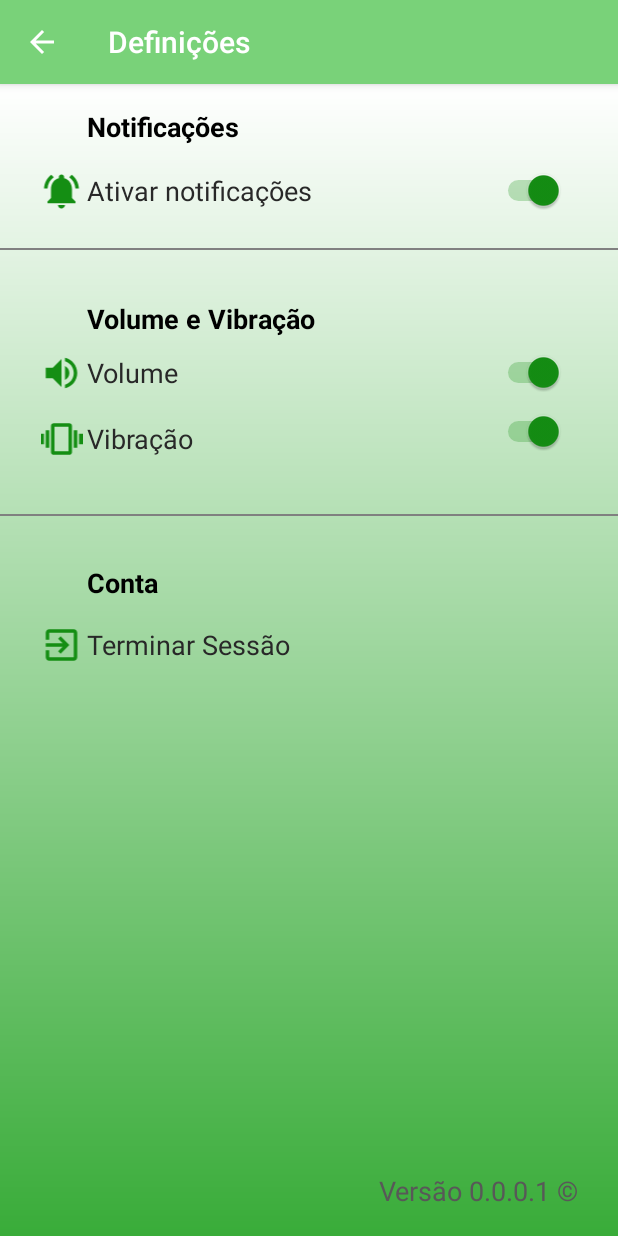
After one commit to alexsn98/GoGreen, an Android app: the SettingsActivity screen opened directly, with no data from a screen before it, on a phone screen of 412 x 824 dp. The commit adds this screen. Run offline under Robolectric (Android 15) with nearby library versions, the phone set to English and light mode, and no system bars.

Commit message:
settings done

```diff
--- a/app/build.gradle
+++ b/app/build.gradle
@@ -25,6 +25,7 @@ dependencies {
     implementation 'androidx.appcompat:appcompat:1.1.0'
     implementation 'com.google.android.gms:play-services-maps:17.0.0'
     implementation 'androidx.legacy:legacy-support-v4:1.0.0'
+    implementation 'androidx.preference:preference:1.1.0'
     testImplementation 'junit:junit:4.12'
     androidTestImplementation 'androidx.test:runner:1.2.0'
     androidTestImplementation 'androidx.test.espresso:espresso-core:3.2.0'
--- a/app/src/main/java/com/example/gogreen/AvatarActivity.java
+++ b/app/src/main/java/com/example/gogreen/AvatarActivity.java
@@ -46,4 +46,11 @@ public class AvatarActivity extends AppCompatActivity {
         Intent intent = new Intent(this, ValidGreenActivity.class);
         startActivity(intent);
     }
+
+    public void changeToSettings(View view) {
+        Intent intent = new Intent(this, SettingsActivity.class);
+
+        startActivity(intent);
+    }
+
 }
--- /dev/null
+++ b/app/src/main/java/com/example/gogreen/SettingsActivity.java
@@ -0,0 +1,14 @@
+package com.example.gogreen;
+
+import androidx.appcompat.app.AppCompatActivity;
+
+import android.os.Bundle;
+
+public class SettingsActivity extends AppCompatActivity {
+
+    @Override
+    protected void onCreate(Bundle savedInstanceState) {
+        super.onCreate(savedInstanceState);
+        setContentView(R.layout.activity_settings);
+    }
+}
--- /dev/null
+++ b/app/src/main/res/drawable/exit.xml
@@ -0,0 +1,5 @@
+<vector android:height="24dp" android:tint="#148E13"
+    android:viewportHeight="24.0" android:viewportWidth="24.0"
+    android:width="24dp" xmlns:android="http://schemas.android.com/apk/res/android">
+    <path android:fillColor="#FF000000" android:pathData="M10.09,15.59L11.5,17l5,-5 -5,-5 -1.41,1.41L12.67,11H3v2h9.67l-2.58,2.59zM19,3H5c-1.11,0 -2,0.9 -2,2v4h2V5h14v14H5v-4H3v4c0,1.1 0.89,2 2,2h14c1.1,0 2,-0.9 2,-2V5c0,-1.1 -0.9,-2 -2,-2z"/>
+</vector>
--- /dev/null
+++ b/app/src/main/res/drawable/ic_vibration_black_24dp.xml
@@ -0,0 +1,5 @@
+<vector android:height="24dp" android:tint="#148E13"
+    android:viewportHeight="24.0" android:viewportWidth="24.0"
+    android:width="24dp" xmlns:android="http://schemas.android.com/apk/res/android">
+    <path android:fillColor="#FF000000" android:pathData="M0,15h2L2,9L0,9v6zM3,17h2L5,7L3,7v10zM22,9v6h2L24,9h-2zM19,17h2L21,7h-2v10zM16.5,3h-9C6.67,3 6,3.67 6,4.5v15c0,0.83 0.67,1.5 1.5,1.5h9c0.83,0 1.5,-0.67 1.5,-1.5v-15c0,-0.83 -0.67,-1.5 -1.5,-1.5zM16,19L8,19L8,5h8v14z"/>
+</vector>
--- /dev/null
+++ b/app/src/main/res/drawable/notifications.xml
@@ -0,0 +1,5 @@
+<vector android:height="24dp" android:tint="#148E13"
+    android:viewportHeight="24.0" android:viewportWidth="24.0"
+    android:width="24dp" xmlns:android="http://schemas.android.com/apk/res/android">
+    <path android:fillColor="#FF000000" android:pathData="M7.58,4.08L6.15,2.65C3.75,4.48 2.17,7.3 2.03,10.5h2c0.15,-2.65 1.51,-4.97 3.55,-6.42zM19.97,10.5h2c-0.15,-3.2 -1.73,-6.02 -4.12,-7.85l-1.42,1.43c2.02,1.45 3.39,3.77 3.54,6.42zM18,11c0,-3.07 -1.64,-5.64 -4.5,-6.32L13.5,4c0,-0.83 -0.67,-1.5 -1.5,-1.5s-1.5,0.67 -1.5,1.5v0.68C7.63,5.36 6,7.92 6,11v5l-2,2v1h16v-1l-2,-2v-5zM12,22c0.14,0 0.27,-0.01 0.4,-0.04 0.65,-0.14 1.18,-0.58 1.44,-1.18 0.1,-0.24 0.15,-0.5 0.15,-0.78h-4c0.01,1.1 0.9,2 2.01,2z"/>
+</vector>
--- /dev/null
+++ b/app/src/main/res/drawable/volume.xml
@@ -0,0 +1,5 @@
+<vector android:height="24dp" android:tint="#148E13"
+    android:viewportHeight="24.0" android:viewportWidth="24.0"
+    android:width="24dp" xmlns:android="http://schemas.android.com/apk/res/android">
+    <path android:fillColor="#FF000000" android:pathData="M3,9v6h4l5,5L12,4L7,9L3,9zM16.5,12c0,-1.77 -1.02,-3.29 -2.5,-4.03v8.05c1.48,-0.73 2.5,-2.25 2.5,-4.02zM14,3.23v2.06c2.89,0.86 5,3.54 5,6.71s-2.11,5.85 -5,6.71v2.06c4.01,-0.91 7,-4.49 7,-8.77s-2.99,-7.86 -7,-8.77z"/>
+</vector>
--- /dev/null
+++ b/app/src/main/res/layout/activity_settings.xml
@@ -0,0 +1,227 @@
+<?xml version="1.0" encoding="utf-8"?>
+<androidx.constraintlayout.widget.ConstraintLayout xmlns:android="http://schemas.android.com/apk/res/android"
+    xmlns:app="http://schemas.android.com/apk/res-auto"
+    xmlns:tools="http://schemas.android.com/tools"
+    android:layout_width="wrap_content"
+    android:layout_height="match_parent"
+    android:background="@drawable/background_faded"
+    tools:context=".SettingsActivity">
+
+    <TextView
+        android:id="@+id/textView18"
+        android:layout_width="wrap_content"
+        android:layout_height="28dp"
+        android:layout_marginStart="56dp"
+        android:layout_marginTop="32dp"
+        android:gravity="center_vertical"
+        android:paddingLeft="2dp"
+        android:paddingRight="2dp"
+        android:text="Volume e Vibração"
+        android:textColor="#000000"
+        android:textSize="18sp"
+        android:textStyle="bold"
+        app:layout_constraintStart_toStartOf="parent"
+        app:layout_constraintTop_toBottomOf="@+id/view2" />
+
+    <TextView
+        android:id="@+id/textView19"
+        android:layout_width="wrap_content"
+        android:layout_height="28dp"
+        android:layout_marginStart="56dp"
+        android:layout_marginTop="16dp"
+        android:gravity="center_vertical"
+        android:paddingLeft="2dp"
+        android:paddingRight="2dp"
+        android:text="Vibração"
+        android:textColor="#282828"
+        android:textSize="18sp"
+        app:layout_constraintStart_toStartOf="parent"
+        app:layout_constraintTop_toBottomOf="@+id/textView20" />
+
+    <View
+        android:id="@+id/view"
+        android:layout_width="wrap_content"
+        android:layout_height="1dp"
+        android:layout_gravity="center"
+        android:layout_marginTop="36dp"
+        android:background="#808080"
+        app:layout_constraintEnd_toEndOf="parent"
+        app:layout_constraintHorizontal_bias="0.0"
+        app:layout_constraintStart_toStartOf="parent"
+        app:layout_constraintTop_toBottomOf="@+id/textView19" />
+
+    <TextView
+        android:id="@+id/textView15"
+        android:layout_width="wrap_content"
+        android:layout_height="29dp"
+        android:layout_marginStart="56dp"
+        android:layout_marginTop="16dp"
+        android:paddingLeft="2dp"
+        android:paddingRight="2dp"
+        android:text="Notificações"
+        android:textColor="#000000"
+        android:textSize="18sp"
+        android:textStyle="bold"
+        app:layout_constraintStart_toStartOf="parent"
+        app:layout_constraintTop_toTopOf="parent" />
+
+    <TextView
+        android:id="@+id/textView21"
+        android:layout_width="wrap_content"
+        android:layout_height="24dp"
+        android:layout_marginStart="56dp"
+        android:layout_marginTop="32dp"
+        android:gravity="center_vertical"
+        android:paddingLeft="2dp"
+        android:paddingRight="2dp"
+        android:text="Conta"
+        android:textColor="#000000"
+        android:textSize="18sp"
+        android:textStyle="bold"
+        app:layout_constraintStart_toStartOf="parent"
+        app:layout_constraintTop_toBottomOf="@+id/view" />
+
+    <View
+        android:id="@+id/view2"
+        android:layout_width="wrap_content"
+        android:layout_height="1dp"
+        android:layout_gravity="center"
+        android:layout_marginTop="24dp"
+        android:background="#808080"
+        app:layout_constraintEnd_toEndOf="parent"
+        app:layout_constraintHorizontal_bias="0.0"
+        app:layout_constraintStart_toStartOf="parent"
+        app:layout_constraintTop_toBottomOf="@+id/textView17" />
+
+    <Switch
+        android:id="@+id/switch1"
+        android:layout_width="53dp"
+        android:layout_height="25dp"
+        android:layout_marginTop="12dp"
+        android:layout_marginEnd="36dp"
+        android:checked="true"
+        android:theme="@style/SwitchTheme"
+        app:layout_constraintEnd_toEndOf="parent"
+        app:layout_constraintTop_toBottomOf="@+id/textView15" />
+
+    <TextView
+        android:id="@+id/textView17"
+        android:layout_width="wrap_content"
+        android:layout_height="28dp"
+        android:layout_marginStart="56dp"
+        android:layout_marginTop="12dp"
+        android:gravity="center_vertical"
+        android:paddingLeft="2dp"
+        android:paddingRight="2dp"
+        android:text="Ativar notificações"
+        android:textColor="#282828"
+        android:textSize="18sp"
+        app:layout_constraintStart_toStartOf="parent"
+        app:layout_constraintTop_toBottomOf="@+id/textView15" />
+
+    <Switch
+        android:id="@+id/switch3"
+        android:layout_width="55dp"
+        android:layout_height="26dp"
+        android:layout_marginTop="12dp"
+        android:layout_marginEnd="36dp"
+        android:checked="true"
+        android:theme="@style/SwitchTheme"
+        app:layout_constraintEnd_toEndOf="parent"
+        app:layout_constraintTop_toBottomOf="@+id/switch4" />
+
+    <Switch
+        android:id="@+id/switch4"
+        android:layout_width="55dp"
+        android:layout_height="24dp"
+        android:layout_marginTop="8dp"
+        android:layout_marginEnd="36dp"
+        android:checked="true"
+        android:theme="@style/SwitchTheme"
+        app:layout_constraintEnd_toEndOf="parent"
+        app:layout_constraintTop_toBottomOf="@+id/textView18" />
+
+    <TextView
+        android:id="@+id/textView20"
+        android:layout_width="wrap_content"
+        android:layout_height="28dp"
+        android:layout_marginStart="56dp"
+        android:layout_marginTop="8dp"
+        android:gravity="center_vertical"
+        android:paddingLeft="2dp"
+        android:paddingRight="2dp"
+        android:text="Volume"
+        android:textColor="#282828"
+        android:textSize="18sp"
+        app:layout_constraintStart_toStartOf="parent"
+        app:layout_constraintTop_toBottomOf="@+id/textView18" />
+
+    <TextView
+        android:id="@+id/textView22"
+        android:layout_width="wrap_content"
+        android:layout_height="28dp"
+        android:layout_marginStart="56dp"
+        android:layout_marginTop="16dp"
+        android:gravity="center_vertical"
+        android:paddingLeft="2dp"
+        android:paddingRight="2dp"
+        android:text="Terminar Sessão"
+        android:textColor="#282828"
+        android:textSize="18sp"
+        app:layout_constraintStart_toStartOf="parent"
+        app:layout_constraintTop_toBottomOf="@+id/textView21" />
+
+    <TextView
+        android:id="@+id/textView24"
+        android:layout_width="wrap_content"
+        android:layout_height="28dp"
+        android:layout_marginStart="272dp"
+        android:layout_marginEnd="45dp"
+        android:layout_marginBottom="16dp"
+        android:gravity="center_vertical"
+        android:paddingLeft="2dp"
+        android:paddingRight="2dp"
+        android:text="Versão 0.0.0.1 ©"
+        android:textColor="#585858"
+        android:textSize="18sp"
+        app:layout_constraintBottom_toBottomOf="parent"
+        app:layout_constraintEnd_toEndOf="parent"
+        app:layout_constraintStart_toStartOf="parent" />
+
+    <ImageView
+        android:id="@+id/imageView17"
+        android:layout_width="30dp"
+        android:layout_height="28dp"
+        android:layout_marginTop="8dp"
+        app:layout_constraintEnd_toStartOf="@+id/textView20"
+        app:layout_constraintTop_toBottomOf="@+id/textView18"
+        app:srcCompat="@drawable/volume" />
+
+    <ImageView
+        android:id="@+id/imageView18"
+        android:layout_width="30dp"
+        android:layout_height="28dp"
+        android:layout_marginTop="16dp"
+        app:layout_constraintEnd_toStartOf="@+id/textView19"
+        app:layout_constraintTop_toBottomOf="@+id/imageView17"
+        app:srcCompat="@drawable/ic_vibration_black_24dp" />
+
+    <ImageView
+        android:id="@+id/imageView19"
+        android:layout_width="30dp"
+        android:layout_height="28dp"
+        android:layout_marginTop="12dp"
+        app:layout_constraintEnd_toStartOf="@+id/textView17"
+        app:layout_constraintTop_toBottomOf="@+id/textView15"
+        app:srcCompat="@drawable/notifications" />
+
+    <ImageView
+        android:id="@+id/imageView20"
+        android:layout_width="30dp"
+        android:layout_height="28dp"
+        android:layout_marginTop="16dp"
+        app:layout_constraintEnd_toStartOf="@+id/textView22"
+        app:layout_constraintTop_toBottomOf="@+id/textView21"
+        app:srcCompat="@drawable/exit" />
+
+</androidx.constraintlayout.widget.ConstraintLayout>
--- a/app/src/main/res/layout/fragment_avatar_buttons.xml
+++ b/app/src/main/res/layout/fragment_avatar_buttons.xml
@@ -56,6 +56,7 @@
         android:layout_height="87dp"
         android:layout_marginTop="57dp"
         android:background="@color/transparentBackground"
+        android:onClick="changeToSettings"
         android:scaleType="fitCenter"
         android:src="@drawable/settings_icon"
         android:text="Button"
--- /dev/null
+++ b/app/src/main/res/values/arrays.xml
@@ -0,0 +1,12 @@
+<resources>
+    <!-- Reply Preference -->
+    <string-array name="reply_entries">
+        <item>Reply</item>
+        <item>Reply to all</item>
+    </string-array>
+
+    <string-array name="reply_values">
+        <item>reply</item>
+        <item>reply_all</item>
+    </string-array>
+</resources>
--- a/app/src/main/res/values/strings.xml
+++ b/app/src/main/res/values/strings.xml
@@ -24,4 +24,5 @@
     <string name="EnciclopediaReduzir"> Reduzir </string>
     <string name="EnciclopediaReutilizar"> Reutilizar </string>
     <string name="CostumizeAvatarActivity"> Personagens </string>
+    <string name="SettingsActivity"> Definições </string>
 </resources>
--- a/app/src/main/res/values/styles.xml
+++ b/app/src/main/res/values/styles.xml
@@ -7,4 +7,9 @@
         <item name="colorAccent">@color/colorAccent</item>
     </style>
 
+    <style name="SwitchTheme" parent="Theme.AppCompat.Light">
+        <item name="android:colorControlActivated">#148E13</item>
+        <item name="android:colorControlNormal">#808080</item>
+    </style>
+
 </resources>
```
Also changed, not shown: app/src/main/AndroidManifest.xml (+8 -0 lines).
